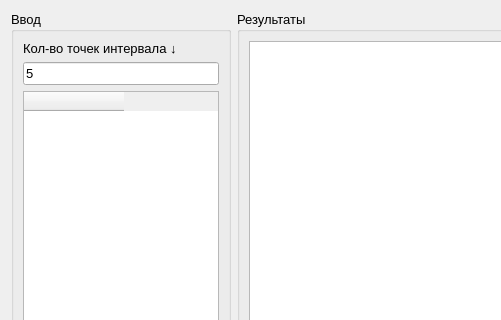
Qt form prob_theory_lab_01/hypothesis_dialogue.ui (acid9reen/prob_theory_lab_01) before a commit; both pictures show x 0 to 501 and y 0 to 320 of the 977 by 554 pixel window.
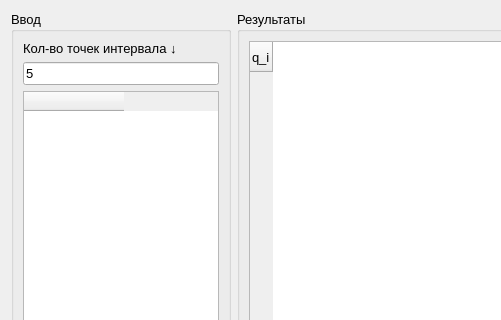
The same form after that commit.

Commit message: Add table for q_i output Fix intervals bounds

```diff
--- a/prob_theory_lab_01/hypothesis_dialogue.ui
+++ b/prob_theory_lab_01/hypothesis_dialogue.ui
@@ -183,6 +183,11 @@
           <pointsize>10</pointsize>
          </font>
         </property>
+        <row>
+         <property name="text">
+          <string>q_i</string>
+         </property>
+        </row>
        </widget>
       </item>
       <item row="2" column="0" colspan="3">
```
Left out of the diff: 2 changed lines with no effect on the pictures. The commit also changes 2 other files.
